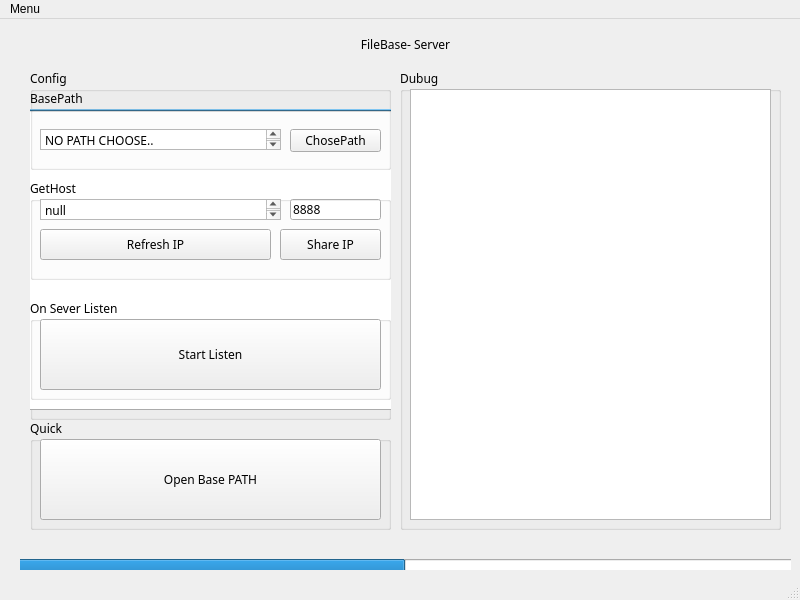
First picture: the form in FSyncX/FSync_FullVersion/MainWindow.ui, repository sangko-dgq/My-Qt-Test-Projects, before the edit.
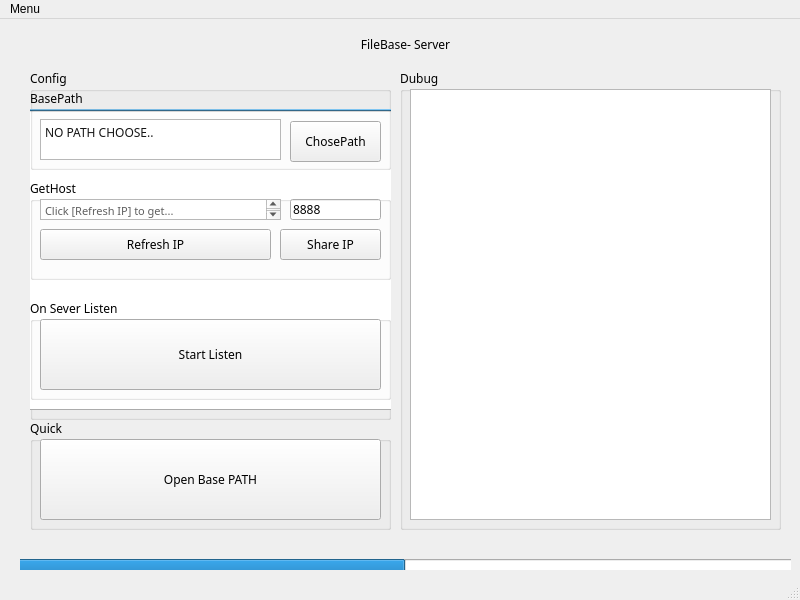
Second picture: the form after the edit. The open tabs and pages were chosen to show the change.

What changed in the file:
```diff
--- a/FSyncX/FSync_FullVersion/MainWindow.ui
+++ b/FSyncX/FSync_FullVersion/MainWindow.ui
@@ -514,7 +514,7 @@
 &lt;html&gt;&lt;head&gt;&lt;meta name=&quot;qrichtext&quot; content=&quot;1&quot; /&gt;&lt;style type=&quot;text/css&quot;&gt;
 p, li { white-space: pre-wrap; }
 &lt;/style&gt;&lt;/head&gt;&lt;body style=&quot; font-family:'Fira Code'; font-size:9pt; font-weight:400; font-style:normal;&quot;&gt;
-&lt;p style=&quot; margin-top:0px; margin-bottom:0px; margin-left:0px; margin-right:0px; -qt-block-indent:0; text-indent:0px;&quot;&gt;null&lt;/p&gt;&lt;/body&gt;&lt;/html&gt;</string>
+&lt;p style=&quot; margin-top:0px; margin-bottom:0px; margin-left:0px; margin-right:0px; -qt-block-indent:0; text-indent:0px;&quot;&gt;&lt;span style=&quot; font-size:8pt; color:#5f5f5f;&quot;&gt;Click [Refresh IP] to get...&lt;/span&gt;&lt;/p&gt;&lt;/body&gt;&lt;/html&gt;</string>
         </property>
        </widget>
        <widget class="QPushButton" name="BtnGetIP">
@@ -547,9 +547,9 @@
         <property name="geometry">
          <rect>
           <x>260</x>
-          <y>40</y>
+          <y>32</y>
           <width>91</width>
-          <height>23</height>
+          <height>41</height>
          </rect>
         </property>
         <property name="text">
@@ -560,9 +560,9 @@
         <property name="geometry">
          <rect>
           <x>10</x>
-          <y>40</y>
+          <y>30</y>
           <width>241</width>
-          <height>21</height>
+          <height>41</height>
          </rect>
         </property>
         <property name="html">
@@ -570,7 +570,7 @@
 &lt;html&gt;&lt;head&gt;&lt;meta name=&quot;qrichtext&quot; content=&quot;1&quot; /&gt;&lt;style type=&quot;text/css&quot;&gt;
 p, li { white-space: pre-wrap; }
 &lt;/style&gt;&lt;/head&gt;&lt;body style=&quot; font-family:'Fira Code'; font-size:9pt; font-weight:400; font-style:normal;&quot;&gt;
-&lt;p style=&quot; margin-top:0px; margin-bottom:0px; margin-left:0px; margin-right:0px; -qt-block-indent:0; text-indent:0px;&quot;&gt;NO PATH CHOOSE..&lt;/p&gt;&lt;/body&gt;&lt;/html&gt;</string>
+&lt;p style=&quot; margin-top:0px; margin-bottom:0px; margin-left:0px; margin-right:0px; -qt-block-indent:0; text-indent:0px;&quot;&gt;&lt;span style=&quot; color:#161616;&quot;&gt;NO PATH CHOOSE..&lt;/span&gt;&lt;/p&gt;&lt;/body&gt;&lt;/html&gt;</string>
         </property>
        </widget>
       </widget>
```
Left out of the diff: 18 changed lines with no effect on the pictures.
